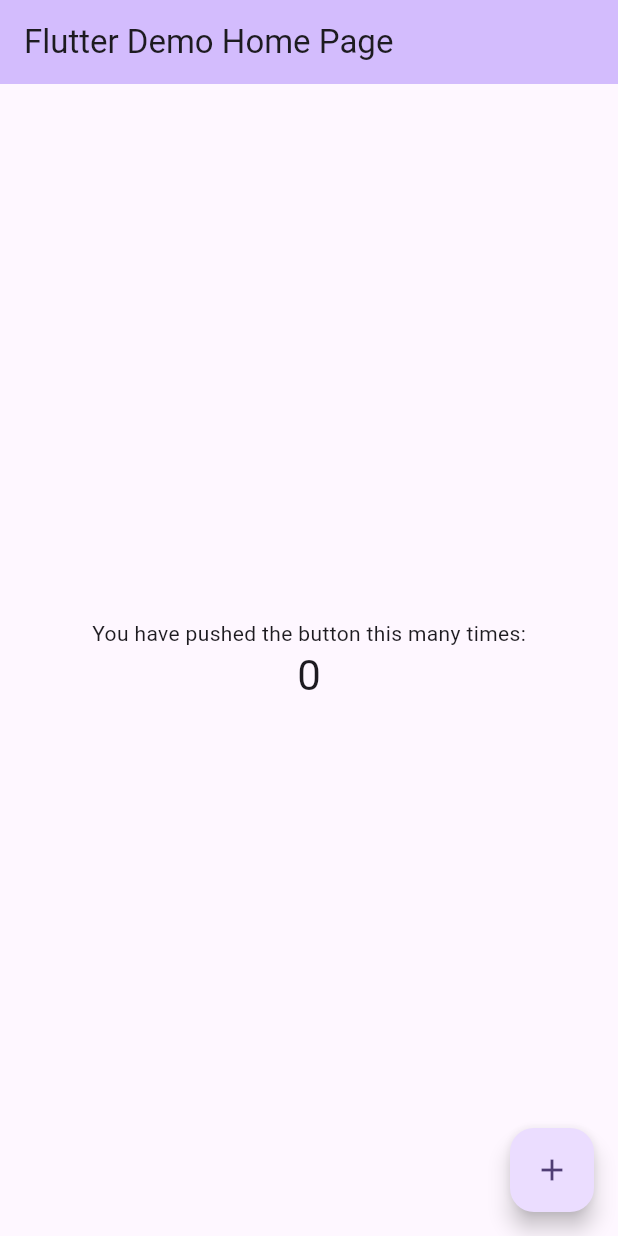
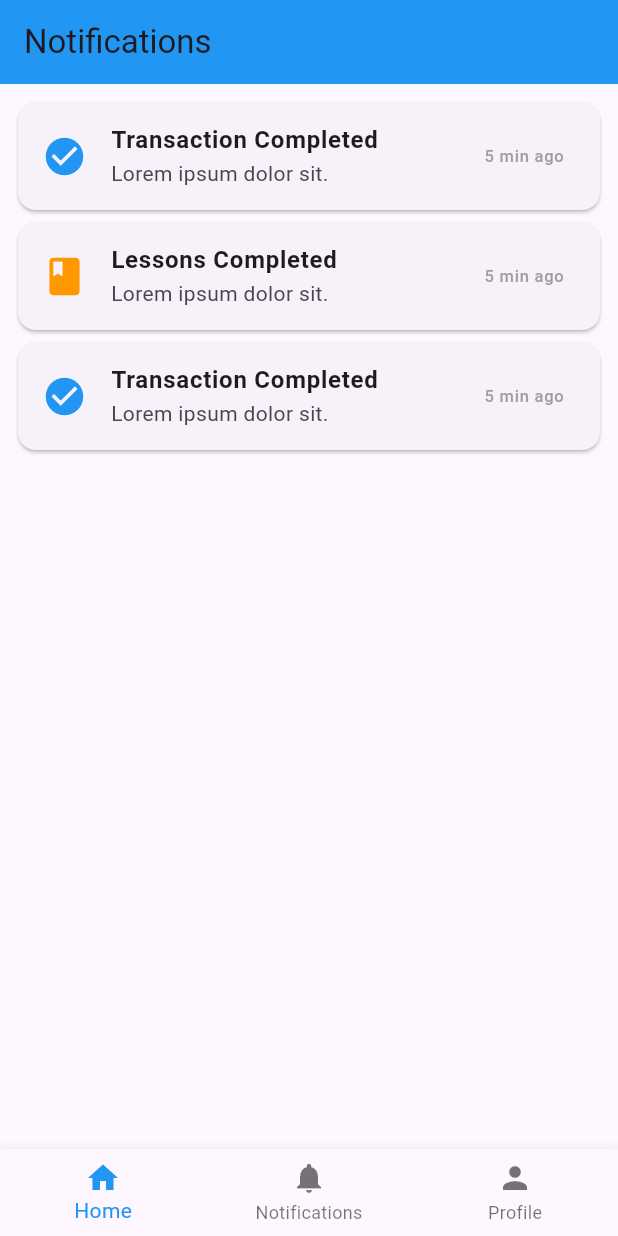
Before and after one commit to Ange-Mukundente/learnRwandaPlatform, a Flutter app: the screen it shows after launch, on a phone screen of 412 x 824 dp. Run offline on Flutter 3.47's test engine with Material 3 defaults, Android fonts, the phone set to English and light mode, and no system bars.

Commit message:
notification page

```diff
--- a/lib/main.dart
+++ b/lib/main.dart
@@ -1,125 +1,84 @@
 import 'package:flutter/material.dart';
 
 void main() {
-  runApp(const MyApp());
+  runApp(LearnRwandaApp());
 }
 
-class MyApp extends StatelessWidget {
-  const MyApp({super.key});
-
-  // This widget is the root of your application.
+class LearnRwandaApp extends StatelessWidget {
   @override
   Widget build(BuildContext context) {
     return MaterialApp(
-      title: 'Flutter Demo',
-      theme: ThemeData(
-        // This is the theme of your application.
-        //
-        // TRY THIS: Try running your application with "flutter run". You'll see
-        // the application has a purple toolbar. Then, without quitting the app,
-        // try changing the seedColor in the colorScheme below to Colors.green
-        // and then invoke "hot reload" (save your changes or press the "hot
-        // reload" button in a Flutter-supported IDE, or press "r" if you used
-        // the command line to start the app).
-        //
-        // Notice that the counter didn't reset back to zero; the application
-        // state is not lost during the reload. To reset the state, use hot
-        // restart instead.
-        //
-        // This works for code too, not just values: Most code changes can be
-        // tested with just a hot reload.
-        colorScheme: ColorScheme.fromSeed(seedColor: Colors.deepPurple),
-        useMaterial3: true,
-      ),
-      home: const MyHomePage(title: 'Flutter Demo Home Page'),
+      home: NotificationPage(),
     );
   }
 }
 
-class MyHomePage extends StatefulWidget {
-  const MyHomePage({super.key, required this.title});
-
-  // This widget is the home page of your application. It is stateful, meaning
-  // that it has a State object (defined below) that contains fields that affect
-  // how it looks.
-
-  // This class is the configuration for the state. It holds the values (in this
-  // case the title) provided by the parent (in this case the App widget) and
-  // used by the build method of the State. Fields in a Widget subclass are
-  // always marked "final".
-
-  final String title;
-
-  @override
-  State<MyHomePage> createState() => _MyHomePageState();
-}
-
-class _MyHomePageState extends State<MyHomePage> {
-  int _counter = 0;
-
-  void _incrementCounter() {
-    setState(() {
-      // This call to setState tells the Flutter framework that something has
-      // changed in this State, which causes it to rerun the build method below
-      // so that the display can reflect the updated values. If we changed
-      // _counter without calling setState(), then the build method would not be
-      // called again, and so nothing would appear to happen.
-      _counter++;
-    });
-  }
+class NotificationPage extends StatelessWidget {
+  final List<Map<String, dynamic>> notifications = [
+    {
+      "title": "Transaction Completed",
+      "description": "Lorem ipsum dolor sit.",
+      "time": "5 min ago",
+      "icon": Icons.check_circle,
+      "color": Colors.blue
+    },
+    {
+      "title": "Lessons Completed",
+      "description": "Lorem ipsum dolor sit.",
+      "time": "5 min ago",
+      "icon": Icons.book,
+      "color": Colors.orange
+    },
+    {
+      "title": "Transaction Completed",
+      "description": "Lorem ipsum dolor sit.",
+      "time": "5 min ago",
+      "icon": Icons.check_circle,
+      "color": Colors.blue
+    },
+  ];
 
   @override
   Widget build(BuildContext context) {
-    // This method is rerun every time setState is called, for instance as done
-    // by the _incrementCounter method above.
-    //
-    // The Flutter framework has been optimized to make rerunning build methods
-    // fast, so that you can just rebuild anything that needs updating rather
-    // than having to individually change instances of widgets.
     return Scaffold(
       appBar: AppBar(
-        // TRY THIS: Try changing the color here to a specific color (to
-        // Colors.amber, perhaps?) and trigger a hot reload to see the AppBar
-        // change color while the other colors stay the same.
-        backgroundColor: Theme.of(context).colorScheme.inversePrimary,
-        // Here we take the value from the MyHomePage object that was created by
-        // the App.build method, and use it to set our appbar title.
-        title: Text(widget.title),
+        title: Text("Notifications"),
+        backgroundColor: Colors.blue,
       ),
-      body: Center(
-        // Center is a layout widget. It takes a single child and positions it
-        // in the middle of the parent.
-        child: Column(
-          // Column is also a layout widget. It takes a list of children and
-          // arranges them vertically. By default, it sizes itself to fit its
-          // children horizontally, and tries to be as tall as its parent.
-          //
-          // Column has various properties to control how it sizes itself and
-          // how it positions its children. Here we use mainAxisAlignment to
-          // center the children vertically; the main axis here is the vertical
-          // axis because Columns are vertical (the cross axis would be
-          // horizontal).
-          //
-          // TRY THIS: Invoke "debug painting" (choose the "Toggle Debug Paint"
-          // action in the IDE, or press "p" in the console), to see the
-          // wireframe for each widget.
-          mainAxisAlignment: MainAxisAlignment.center,
-          children: <Widget>[
-            const Text(
-              'You have pushed the button this many times:',
+      body: ListView.builder(
+        padding: EdgeInsets.all(8),
+        itemCount: notifications.length,
+        itemBuilder: (context, index) {
+          final notification = notifications[index];
+          return Card(
+            child: ListTile(
+              leading: Icon(
+                notification['icon'],
+                color: notification['color'],
+                size: 30,
+              ),
+              title: Text(
+                notification['title'],
+                style: TextStyle(fontWeight: FontWeight.bold),
+              ),
+              subtitle: Text(notification['description']),
+              trailing: Text(
+                notification['time'],
+                style: TextStyle(color: Colors.grey),
+              ),
             ),
-            Text(
-              '$_counter',
-              style: Theme.of(context).textTheme.headlineMedium,
-            ),
-          ],
-        ),
+          );
+        },
       ),
-      floatingActionButton: FloatingActionButton(
-        onPressed: _incrementCounter,
-        tooltip: 'Increment',
-        child: const Icon(Icons.add),
-      ), // This trailing comma makes auto-formatting nicer for build methods.
+      bottomNavigationBar: BottomNavigationBar(
+        items: [
+          BottomNavigationBarItem(icon: Icon(Icons.home), label: "Home"),
+          BottomNavigationBarItem(
+              icon: Icon(Icons.notifications), label: "Notifications"),
+          BottomNavigationBarItem(icon: Icon(Icons.person), label: "Profile"),
+        ],
+        selectedItemColor: Colors.blue,
+      ),
     );
   }
 }
```
Also changed, not shown: pubspec.yaml (+4 -7 lines).
